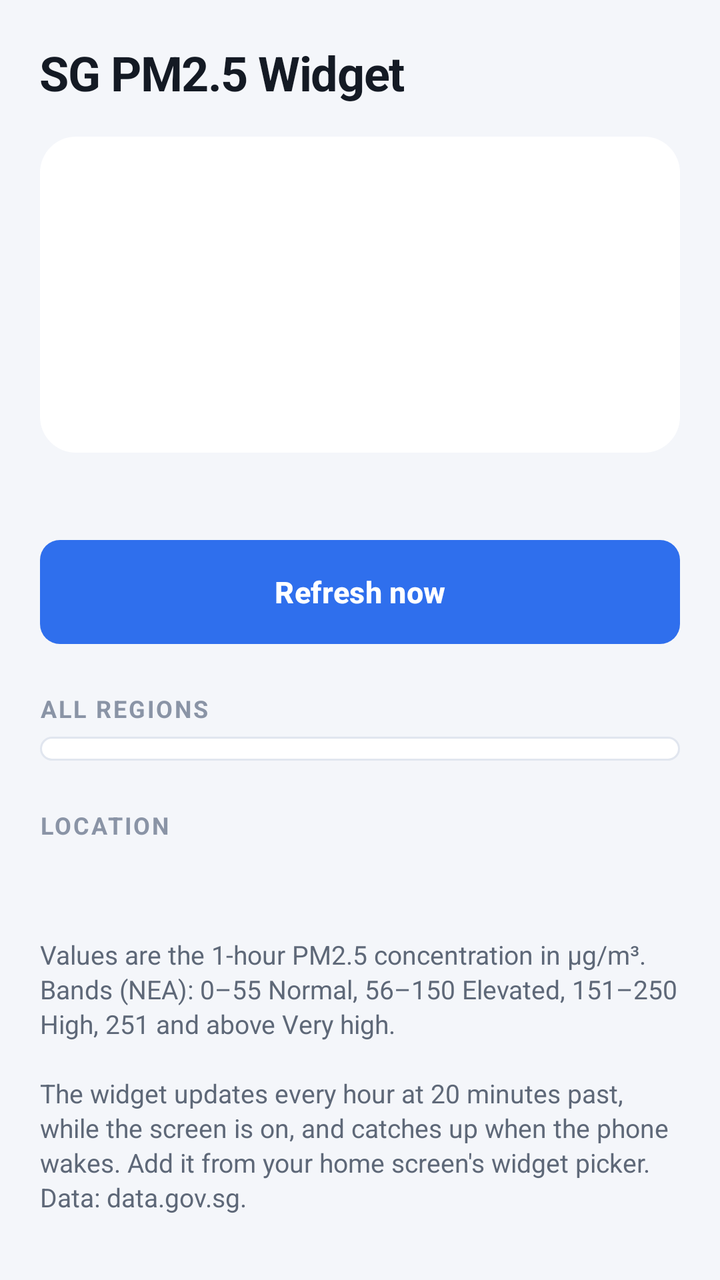
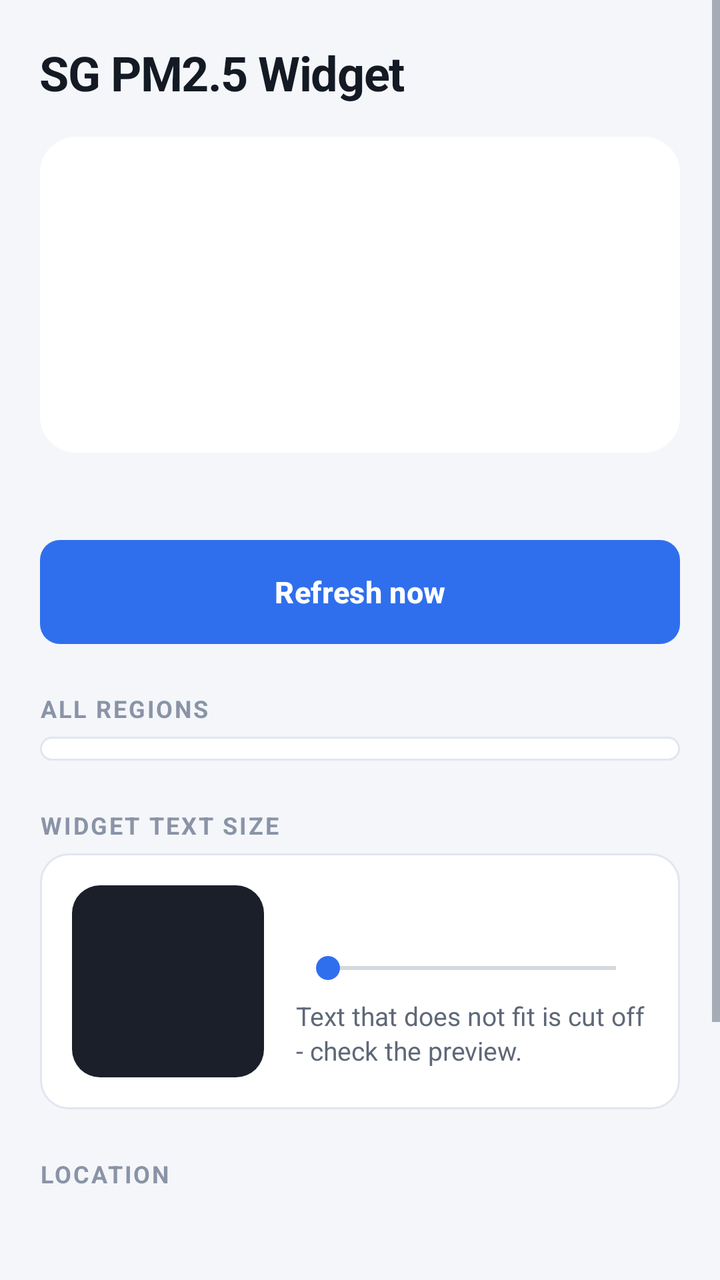

Screens rendered from an Android XML layout before and after an edit, with the pre-edit source and the edit as a unified diff.
<!-- AndroidManifest.xml: application theme AppTheme -->
<!-- res/layout/activity_main.xml -->
<?xml version="1.0" encoding="utf-8"?>
<ScrollView xmlns:android="http://schemas.android.com/apk/res/android"
    android:id="@+id/main_root"
    android:layout_width="match_parent"
    android:layout_height="match_parent"
    android:background="@color/bg">

    <LinearLayout
        android:layout_width="match_parent"
        android:layout_height="wrap_content"
        android:orientation="vertical"
        android:padding="20dp">

        <TextView
            style="@style/AppTitle"
            android:layout_width="match_parent"
            android:layout_height="wrap_content"
            android:text="@string/app_name" />

        
        <TextView
            android:id="@+id/setup_warning"
            android:layout_width="match_parent"
            android:layout_height="wrap_content"
            android:layout_marginTop="14dp"
            android:background="@drawable/bg_warning"
            android:lineSpacingExtra="2dp"
            android:padding="14dp"
            android:textColor="@color/warning_text"
            android:textSize="13sp"
            android:visibility="gone" />

        
        <LinearLayout
            android:id="@+id/current_card"
            android:layout_width="match_parent"
            android:layout_height="wrap_content"
            android:layout_marginTop="16dp"
            android:background="@drawable/bg_value"
            android:gravity="center"
            android:orientation="vertical"
            android:padding="20dp">

            <TextView
                android:id="@+id/current_region"
                android:layout_width="wrap_content"
                android:layout_height="wrap_content"
                android:textSize="18sp"
                android:textStyle="bold" />

            <TextView
                android:id="@+id/current_value"
                android:layout_width="wrap_content"
                android:layout_height="wrap_content"
                android:textSize="56sp"
                android:textStyle="bold" />

            <TextView
                android:id="@+id/current_band"
                android:layout_width="wrap_content"
                android:layout_height="wrap_content"
                android:textSize="14sp" />
        </LinearLayout>

        <TextView
            android:id="@+id/current_meta"
            style="@style/AppHint"
            android:layout_width="match_parent"
            android:layout_height="wrap_content"
            android:layout_marginTop="10dp"
            android:gravity="center" />

        
        <FrameLayout
            android:layout_width="match_parent"
            android:layout_height="wrap_content"
            android:layout_marginTop="16dp">

            <Button
                android:id="@+id/btn_refresh"
                style="@style/AppButtonPrimary"
                android:layout_width="match_parent"
                android:layout_height="wrap_content"
                android:text="Refresh now" />

            <ProgressBar
                android:id="@+id/refresh_spinner"
                android:layout_width="22dp"
                android:layout_height="22dp"
                android:layout_gravity="center_vertical|start"
                android:layout_marginStart="18dp"
                android:elevation="4dp"
                android:indeterminateTint="@color/on_accent"
                android:visibility="gone" />
        </FrameLayout>

        <TextView
            style="@style/AppLabel"
            android:layout_width="match_parent"
            android:layout_height="wrap_content"
            android:layout_marginTop="24dp"
            android:text="All regions" />

        <LinearLayout
            android:id="@+id/regions"
            android:layout_width="match_parent"
            android:layout_height="wrap_content"
            android:background="@drawable/bg_card"
            android:orientation="vertical"
            android:paddingStart="16dp"
            android:paddingTop="6dp"
            android:paddingEnd="16dp"
            android:paddingBottom="6dp" />

        <TextView
            style="@style/AppLabel"
            android:layout_width="match_parent"
            android:layout_height="wrap_content"
            android:layout_marginTop="24dp"
            android:text="Location" />

        <TextView
            android:id="@+id/location_status"
            style="@style/AppHint"
            android:layout_width="match_parent"
            android:layout_height="wrap_content" />

        <Button
            android:id="@+id/btn_location"
            style="@style/AppButtonSecondary"
            android:layout_width="match_parent"
            android:layout_height="wrap_content"
            android:layout_marginTop="10dp"
            android:visibility="gone" />

        <TextView
            style="@style/AppHint"
            android:layout_width="match_parent"
            android:layout_height="wrap_content"
            android:layout_marginTop="24dp"
            android:text="Values are the 1-hour PM2.5 concentration in µg/m³. Bands (NEA): 0–55 Normal, 56–150 Elevated, 151–250 High, 251 and above Very high.\n\nThe widget updates every hour at 20 minutes past, while the screen is on, and catches up when the phone wakes. Add it from your home screen's widget picker. Data: data.gov.sg." />

        
        <Button
            android:id="@+id/btn_done"
            style="@style/AppButtonPrimary"
            android:layout_width="match_parent"
            android:layout_height="wrap_content"
            android:layout_marginTop="20dp"
            android:text="Done"
            android:visibility="gone" />
    </LinearLayout>
</ScrollView>
<!-- resources referenced by this layout -->
<resources>
  <color name="bg">#F4F6FA</color>
  <color name="on_accent">#FFFFFF</color>
  <color name="warning_text">#7A5300</color>
  <!-- drawable bg_card (drawable) -->
  <?xml version="1.0" encoding="utf-8"?>
  <shape xmlns:android="http://schemas.android.com/apk/res/android"
      android:shape="rectangle">
      <solid android:color="@color/surface" />
      <corners android:radius="14dp" />
      <stroke
          android:width="1dp"
          android:color="@color/stroke" />
  </shape>
  <!-- drawable bg_value (drawable) -->
  <?xml version="1.0" encoding="utf-8"?>
  <shape xmlns:android="http://schemas.android.com/apk/res/android"
      android:shape="rectangle">
      <solid android:color="#FFFFFF" />
      <corners android:radius="18dp" />
  </shape>
  <!-- drawable bg_warning (drawable) -->
  <?xml version="1.0" encoding="utf-8"?>
  <ripple xmlns:android="http://schemas.android.com/apk/res/android"
      android:color="#33F0C465">
      <item>
          <shape android:shape="rectangle">
              <solid android:color="@color/warning_bg" />
              <corners android:radius="12dp" />
              <stroke android:width="1dp" android:color="@color/warning_stroke" />
          </shape>
      </item>
  </ripple>
  <string name="app_name">SG PM2.5 Widget</string>
  <style name="AppButtonPrimary" parent="android:Widget.Material.Button">
          <item name="android:background">@drawable/bg_button_primary</item>
          <item name="android:textColor">@color/on_accent</item>
          <item name="android:textSize">15sp</item>
          <item name="android:textStyle">bold</item>
          <item name="android:textAllCaps">false</item>
          <item name="android:letterSpacing">0.01</item>
          <item name="android:minHeight">52dp</item>
          <item name="android:stateListAnimator">@null</item>
          <item name="android:elevation">0dp</item>
      </style>
  <style name="AppButtonSecondary" parent="android:Widget.Material.Button">
          <item name="android:background">@drawable/bg_button_secondary</item>
          <item name="android:textColor">@color/text_secondary</item>
          <item name="android:textSize">15sp</item>
          <item name="android:textStyle">bold</item>
          <item name="android:textAllCaps">false</item>
          <item name="android:minHeight">52dp</item>
          <item name="android:stateListAnimator">@null</item>
          <item name="android:elevation">0dp</item>
      </style>
  <style name="AppHint">
          <item name="android:textSize">13sp</item>
          <item name="android:textColor">@color/text_secondary</item>
          <item name="android:lineSpacingExtra">2dp</item>
      </style>
  <style name="AppLabel">
          <item name="android:textSize">12sp</item>
          <item name="android:textStyle">bold</item>
          <item name="android:textAllCaps">true</item>
          <item name="android:letterSpacing">0.08</item>
          <item name="android:textColor">@color/text_muted</item>
          <item name="android:paddingBottom">6dp</item>
      </style>
  <style name="AppTitle">
          <item name="android:textSize">24sp</item>
          <item name="android:textStyle">bold</item>
          <item name="android:textColor">@color/text_primary</item>
          <item name="android:letterSpacing">-0.02</item>
      </style>
  <color name="surface">#FFFFFF</color>
  <color name="stroke">#E1E6EF</color>
  <color name="warning_bg">#FFF5E0</color>
  <color name="warning_stroke">#F0C465</color>
  <color name="text_secondary">#5E6878</color>
  <color name="text_muted">#8A94A6</color>
  <color name="text_primary">#141A24</color>
  <color name="accent">#2F6FED</color>
  <color name="accent_dark">#1B4FC0</color>
  <color name="accent_pressed">#E8EFFD</color>
  <color name="stroke_strong">#C9D2E3</color>
  <!-- unchanged entries left out for length: 3 -->
</resources>

<!-- the commit's change to res/layout/activity_main.xml (unified diff, before → after) -->
@@ -112,6 +112,66 @@
             android:paddingEnd="16dp"
             android:paddingBottom="6dp" />
 
+        
+        <TextView
+            style="@style/AppLabel"
+            android:layout_width="match_parent"
+            android:layout_height="wrap_content"
+            android:layout_marginTop="24dp"
+            android:text="Widget text size" />
+
+        <LinearLayout
+            android:layout_width="match_parent"
+            android:layout_height="wrap_content"
+            android:background="@drawable/bg_card"
+            android:gravity="center_vertical"
+            android:orientation="horizontal"
+            android:padding="16dp">
+
+            <FrameLayout
+                android:id="@+id/widget_preview_frame"
+                android:layout_width="wrap_content"
+                android:layout_height="wrap_content"
+                android:background="@drawable/bg_preview_wallpaper"
+                android:padding="10dp">
+
+                
+                <FrameLayout
+                    android:id="@+id/widget_preview"
+                    android:layout_width="76dp"
+                    android:layout_height="76dp" />
+            </FrameLayout>
+
+            <LinearLayout
+                android:layout_width="0dp"
+                android:layout_height="wrap_content"
+                android:layout_marginStart="16dp"
+                android:layout_weight="1"
+                android:orientation="vertical">
+
+                <TextView
+                    android:id="@+id/text_scale_value"
+                    android:layout_width="wrap_content"
+                    android:layout_height="wrap_content"
+                    android:textColor="@color/text_primary"
+                    android:textSize="16sp"
+                    android:textStyle="bold" />
+
+                <SeekBar
+                    android:id="@+id/text_scale"
+                    android:layout_width="match_parent"
+                    android:layout_height="wrap_content"
+                    android:layout_marginTop="6dp" />
+
+                <TextView
+                    style="@style/AppHint"
+                    android:layout_width="match_parent"
+                    android:layout_height="wrap_content"
+                    android:layout_marginTop="6dp"
+                    android:text="Text that does not fit is cut off - check the preview." />
+            </LinearLayout>
+        </LinearLayout>
+
         <TextView
             style="@style/AppLabel"
             android:layout_width="match_parent"
<!-- resource entries referenced after the edit -->
@@ -12,6 +12,13 @@
       <stroke
           android:width="1dp"
           android:color="@color/stroke" />
+  </shape>
+  <!-- drawable bg_preview_wallpaper (drawable) -->
+  <?xml version="1.0" encoding="utf-8"?>
+  <shape xmlns:android="http://schemas.android.com/apk/res/android"
+      android:shape="rectangle">
+      <solid android:color="#1B1F2A" />
+      <corners android:radius="14dp" />
   </shape>
   <!-- drawable bg_value (drawable) -->
   <?xml version="1.0" encoding="utf-8"?>
